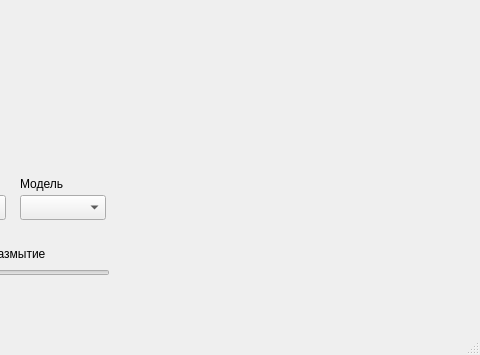
First picture: the form in sneaky_face/mainwindow.ui, repository TawerkaQQ/sneaky-face, before the edit; both pictures show x 320 to 800 and y 245 to 600 of the 800 by 600 pixel window.
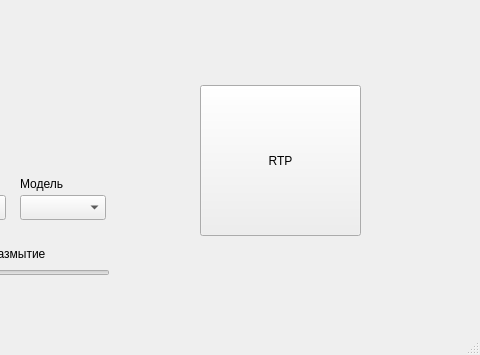
Second picture: the form after the edit.

```diff
--- a/sneaky_face/mainwindow.ui
+++ b/sneaky_face/mainwindow.ui
@@ -125,6 +125,19 @@
      <string>WATCH_VIDEO</string>
     </property>
    </widget>
+   <widget class="QPushButton" name="pushButton_2">
+    <property name="geometry">
+     <rect>
+      <x>520</x>
+      <y>330</y>
+      <width>161</width>
+      <height>151</height>
+     </rect>
+    </property>
+    <property name="text">
+     <string>RTP</string>
+    </property>
+   </widget>
   </widget>
   <widget class="QMenuBar" name="menubar">
    <property name="geometry">
```
